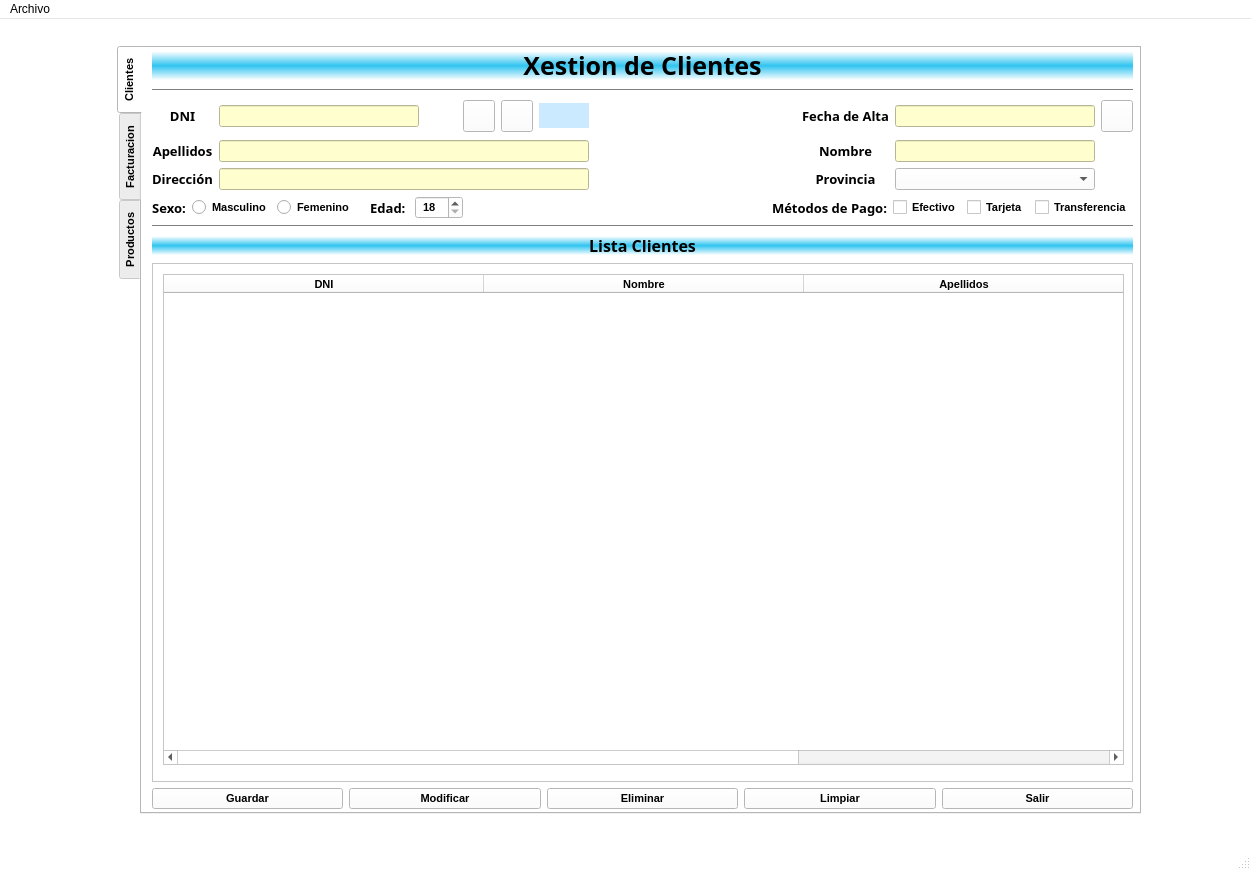
This is venPrincipal.ui in YukiTheThicc/BARREIROCHAPELA as Qt 5 draws it before an edit. The edited form follows.
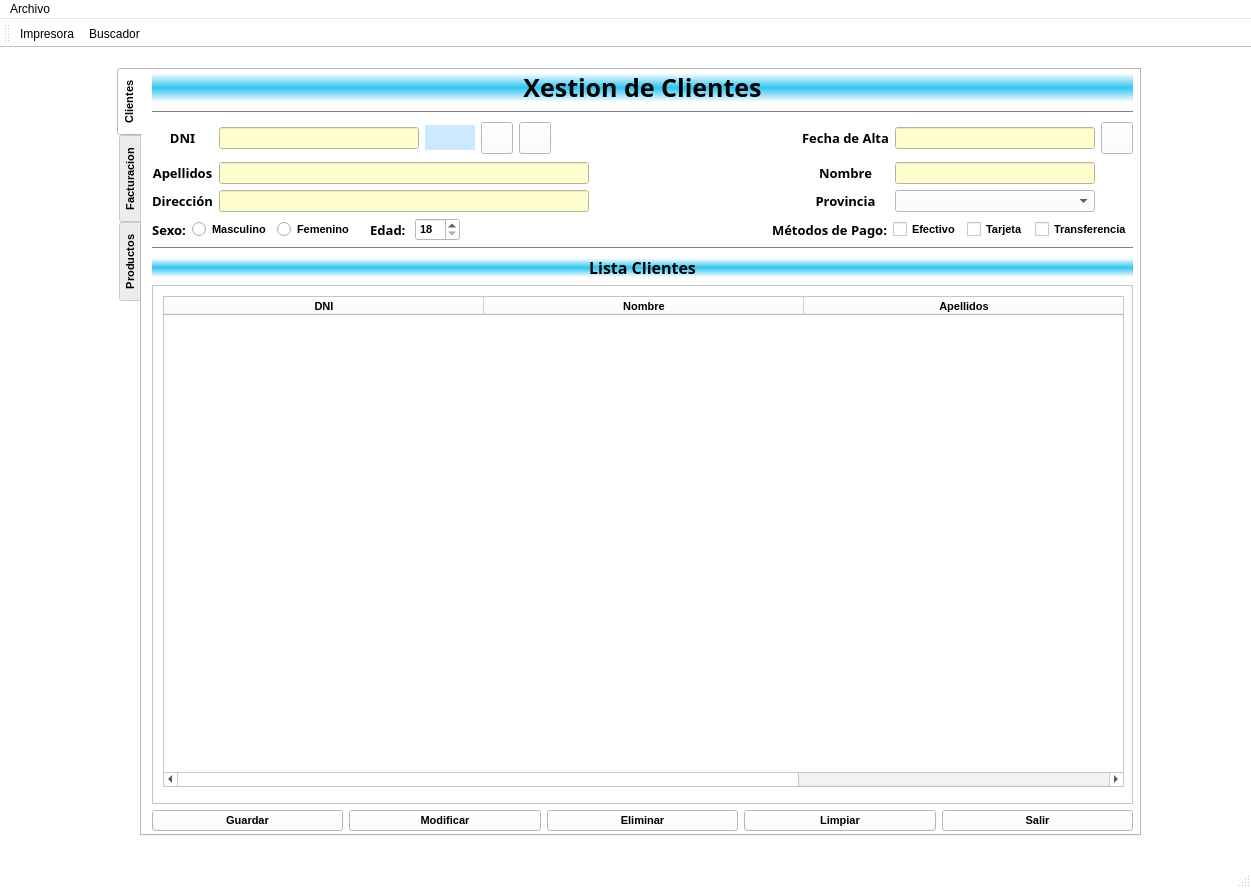
This is the edited form. Icons and pictures are not drawn.

```diff
--- a/venPrincipal.ui
+++ b/venPrincipal.ui
@@ -7,7 +7,7 @@
     <x>0</x>
     <y>0</y>
     <width>1251</width>
-    <height>870</height>
+    <height>888</height>
    </rect>
   </property>
   <property name="palette">
@@ -530,7 +530,136 @@
         <layout class="QGridLayout" name="grid_principal">
          <item row="1" column="0" colspan="2">
           <layout class="QGridLayout" name="grid_datos">
-           <item row="5" column="0" colspan="10">
+           <item row="3" column="0">
+            <widget class="QLabel" name="lbl_apel">
+             <property name="font">
+              <font>
+               <family>Yu Gothic UI Semibold</family>
+               <pointsize>10</pointsize>
+               <weight>75</weight>
+               <bold>true</bold>
+              </font>
+             </property>
+             <property name="text">
+              <string>Apellidos</string>
+             </property>
+             <property name="alignment">
+              <set>Qt::AlignCenter</set>
+             </property>
+            </widget>
+           </item>
+           <item row="1" column="3">
+            <widget class="QPushButton" name="btn_buscar">
+             <property name="sizePolicy">
+              <sizepolicy hsizetype="Minimum" vsizetype="Minimum">
+               <horstretch>0</horstretch>
+               <verstretch>0</verstretch>
+              </sizepolicy>
+             </property>
+             <property name="minimumSize">
+              <size>
+               <width>32</width>
+               <height>32</height>
+              </size>
+             </property>
+             <property name="maximumSize">
+              <size>
+               <width>32</width>
+               <height>32</height>
+              </size>
+             </property>
+             <property name="baseSize">
+              <size>
+               <width>32</width>
+               <height>32</height>
+              </size>
+             </property>
+             <property name="text">
+              <string/>
+             </property>
+             <property name="icon">
+              <iconset>
+               <normaloff>res/img/lupa.png</normaloff>res/img/lupa.png</iconset>
+             </property>
+             <property name="iconSize">
+              <size>
+               <width>24</width>
+               <height>24</height>
+              </size>
+             </property>
+            </widget>
+           </item>
+           <item row="0" column="0" colspan="15">
+            <widget class="Line" name="line_3">
+             <property name="orientation">
+              <enum>Qt::Horizontal</enum>
+             </property>
+            </widget>
+           </item>
+           <item row="1" column="1">
+            <widget class="QLineEdit" name="edit_dni">
+             <property name="styleSheet">
+              <string notr="true">background-color: rgb(255, 254, 207);</string>
+             </property>
+            </widget>
+           </item>
+           <item row="1" column="12">
+            <widget class="QLabel" name="lbl_fechaalta">
+             <property name="font">
+              <font>
+               <family>Yu Gothic UI Semibold</family>
+               <pointsize>10</pointsize>
+               <weight>75</weight>
+               <bold>true</bold>
+              </font>
+             </property>
+             <property name="text">
+              <string>Fecha de Alta</string>
+             </property>
+             <property name="alignment">
+              <set>Qt::AlignCenter</set>
+             </property>
+            </widget>
+           </item>
+           <item row="1" column="0">
+            <widget class="QLabel" name="lbl_dni">
+             <property name="font">
+              <font>
+               <family>Yu Gothic UI Semibold</family>
+               <pointsize>10</pointsize>
+               <weight>75</weight>
+               <bold>true</bold>
+              </font>
+             </property>
+             <property name="text">
+              <string>DNI</string>
+             </property>
+             <property name="alignment">
+              <set>Qt::AlignCenter</set>
+             </property>
+            </widget>
+           </item>
+           <item row="3" column="13">
+            <widget class="QLineEdit" name="edit_nombre">
+             <property name="styleSheet">
+              <string notr="true">background-color: rgb(255, 254, 207);</string>
+             </property>
+            </widget>
+           </item>
+           <item row="4" column="11">
+            <spacer name="horizontalSpacer_2">
+             <property name="orientation">
+              <enum>Qt::Horizontal</enum>
+             </property>
+             <property name="sizeHint" stdset="0">
+              <size>
+               <width>40</width>
+               <height>20</height>
+              </size>
+             </property>
+            </spacer>
+           </item>
+           <item row="5" column="0" colspan="15">
             <layout class="QGridLayout" name="grid_chk_rbt">
              <item row="0" column="2">
               <widget class="QRadioButton" name="rbt_mas">
@@ -630,7 +759,7 @@
                 <string/>
                </property>
                <property name="prefix">
-                <string> </string>
+                <string/>
                </property>
                <property name="minimum">
                 <number>18</number>
@@ -689,86 +818,14 @@
              </item>
             </layout>
            </item>
-           <item row="1" column="5">
-            <widget class="QLabel" name="lbl_codigo">
-             <property name="sizePolicy">
-              <sizepolicy hsizetype="Minimum" vsizetype="Minimum">
-               <horstretch>0</horstretch>
-               <verstretch>0</verstretch>
-              </sizepolicy>
-             </property>
-             <property name="minimumSize">
-              <size>
-               <width>50</width>
-               <height>25</height>
-              </size>
-             </property>
-             <property name="maximumSize">
-              <size>
-               <width>50</width>
-               <height>25</height>
-              </size>
-             </property>
-             <property name="autoFillBackground">
-              <bool>false</bool>
-             </property>
-             <property name="styleSheet">
-              <string notr="true">background-color: rgb(203, 233, 255);</string>
-             </property>
-             <property name="text">
-              <string/>
-             </property>
-            </widget>
-           </item>
-           <item row="4" column="1" colspan="5">
+           <item row="4" column="1" colspan="10">
             <widget class="QLineEdit" name="edit_dir">
              <property name="styleSheet">
               <string notr="true">background-color: rgb(255, 254, 207);</string>
              </property>
             </widget>
            </item>
-           <item row="1" column="3">
-            <widget class="QPushButton" name="btn_buscar">
-             <property name="sizePolicy">
-              <sizepolicy hsizetype="Minimum" vsizetype="Minimum">
-               <horstretch>0</horstretch>
-               <verstretch>0</verstretch>
-              </sizepolicy>
-             </property>
-             <property name="minimumSize">
-              <size>
-               <width>32</width>
-               <height>32</height>
-              </size>
-             </property>
-             <property name="maximumSize">
-              <size>
-               <width>32</width>
-               <height>32</height>
-              </size>
-             </property>
-             <property name="baseSize">
-              <size>
-               <width>32</width>
-               <height>32</height>
-              </size>
-             </property>
-             <property name="text">
-              <string/>
-             </property>
-             <property name="icon">
-              <iconset>
-               <normaloff>../ProyUnoMio/img/lupa.png</normaloff>../ProyUnoMio/img/lupa.png</iconset>
-             </property>
-             <property name="iconSize">
-              <size>
-               <width>24</width>
-               <height>24</height>
-              </size>
-             </property>
-            </widget>
-           </item>
-           <item row="3" column="6">
+           <item row="3" column="11">
             <spacer name="horizontalSpacer_6">
              <property name="orientation">
               <enum>Qt::Horizontal</enum>
@@ -781,20 +838,7 @@
              </property>
             </spacer>
            </item>
-           <item row="4" column="6">
-            <spacer name="horizontalSpacer_2">
-             <property name="orientation">
-              <enum>Qt::Horizontal</enum>
-             </property>
-             <property name="sizeHint" stdset="0">
-              <size>
-               <width>40</width>
-               <height>20</height>
-              </size>
-             </property>
-            </spacer>
-           </item>
-           <item row="1" column="6">
+           <item row="1" column="11">
             <spacer name="horizontalSpacer_4">
              <property name="orientation">
               <enum>Qt::Horizontal</enum>
@@ -807,18 +851,8 @@
              </property>
             </spacer>
            </item>
-           <item row="1" column="1">
-            <widget class="QLineEdit" name="edit_dni">
-             <property name="styleSheet">
-              <string notr="true">background-color: rgb(255, 254, 207);</string>
-             </property>
-            </widget>
-           </item>
-           <item row="1" column="4">
-            <widget class="QPushButton" name="btn_recargar">
-             <property name="enabled">
-              <bool>true</bool>
-             </property>
+           <item row="1" column="14">
+            <widget class="QPushButton" name="btn_calendar">
              <property name="sizePolicy">
               <sizepolicy hsizetype="Minimum" vsizetype="Minimum">
                <horstretch>0</horstretch>
@@ -852,81 +886,23 @@
              </property>
              <property name="iconSize">
               <size>
-               <width>32</width>
-               <height>32</height>
+               <width>24</width>
+               <height>24</height>
               </size>
              </property>
             </widget>
            </item>
-           <item row="0" column="0" colspan="10">
-            <widget class="Line" name="line_3">
-             <property name="orientation">
-              <enum>Qt::Horizontal</enum>
-             </property>
-            </widget>
-           </item>
-           <item row="1" column="0">
-            <widget class="QLabel" name="lbl_dni">
-             <property name="font">
-              <font>
-               <family>Yu Gothic UI Semibold</family>
-               <pointsize>10</pointsize>
-               <weight>75</weight>
-               <bold>true</bold>
-              </font>
-             </property>
-             <property name="text">
-              <string>DNI</string>
-             </property>
-             <property name="alignment">
-              <set>Qt::AlignCenter</set>
-             </property>
-            </widget>
-           </item>
-           <item row="1" column="7">
-            <widget class="QLabel" name="lbl_fechaalta">
-             <property name="font">
-              <font>
-               <family>Yu Gothic UI Semibold</family>
-               <pointsize>10</pointsize>
-               <weight>75</weight>
-               <bold>true</bold>
-              </font>
-             </property>
-             <property name="text">
-              <string>Fecha de Alta</string>
-             </property>
-             <property name="alignment">
-              <set>Qt::AlignCenter</set>
-             </property>
-            </widget>
-           </item>
-           <item row="3" column="7">
-            <widget class="QLabel" name="lbl_nombre">
-             <property name="font">
-              <font>
-               <family>Yu Gothic UI Semibold</family>
-               <pointsize>10</pointsize>
-               <weight>75</weight>
-               <bold>true</bold>
-              </font>
-             </property>
-             <property name="text">
-              <string>Nombre</string>
-             </property>
-             <property name="alignment">
-              <set>Qt::AlignCenter</set>
-             </property>
-            </widget>
-           </item>
-           <item row="3" column="8">
-            <widget class="QLineEdit" name="edit_nombre">
+           <item row="1" column="13">
+            <widget class="QLineEdit" name="edit_fechaalta">
              <property name="styleSheet">
               <string notr="true">background-color: rgb(255, 254, 207);</string>
              </property>
             </widget>
            </item>
-           <item row="4" column="7">
+           <item row="4" column="13">
+            <widget class="QComboBox" name="cmb_prov"/>
+           </item>
+           <item row="4" column="12">
             <widget class="QLabel" name="lbl_prov">
              <property name="font">
               <font>
@@ -944,10 +920,7 @@
              </property>
             </widget>
            </item>
-           <item row="4" column="8">
-            <widget class="QComboBox" name="cmb_prov"/>
-           </item>
-           <item row="6" column="0" colspan="10">
+           <item row="6" column="0" colspan="15">
             <widget class="Line" name="line_4">
              <property name="orientation">
               <enum>Qt::Horizontal</enum>
@@ -972,22 +945,15 @@
              </property>
             </widget>
            </item>
-           <item row="3" column="1" colspan="5">
+           <item row="3" column="1" colspan="10">
             <widget class="QLineEdit" name="edit_apel">
              <property name="styleSheet">
               <string notr="true">background-color: rgb(255, 254, 207);</string>
              </property>
             </widget>
            </item>
-           <item row="1" column="8">
-            <widget class="QLineEdit" name="edit_fechaalta">
-             <property name="styleSheet">
-              <string notr="true">background-color: rgb(255, 254, 207);</string>
-             </property>
-            </widget>
-           </item>
-           <item row="3" column="0">
-            <widget class="QLabel" name="lbl_apel">
+           <item row="3" column="12">
+            <widget class="QLabel" name="lbl_nombre">
              <property name="font">
               <font>
                <family>Yu Gothic UI Semibold</family>
@@ -997,55 +963,89 @@
               </font>
              </property>
              <property name="text">
-              <string>Apellidos</string>
+              <string>Nombre</string>
              </property>
              <property name="alignment">
               <set>Qt::AlignCenter</set>
              </property>
             </widget>
            </item>
-           <item row="1" column="9">
-            <widget class="QPushButton" name="btn_calendar">
-             <property name="sizePolicy">
-              <sizepolicy hsizetype="Minimum" vsizetype="Minimum">
-               <horstretch>0</horstretch>
-               <verstretch>0</verstretch>
-              </sizepolicy>
-             </property>
-             <property name="minimumSize">
-              <size>
-               <width>32</width>
-               <height>32</height>
-              </size>
-             </property>
-             <property name="maximumSize">
-              <size>
-               <width>32</width>
-               <height>32</height>
-              </size>
-             </property>
-             <property name="baseSize">
-              <size>
-               <width>32</width>
-               <height>32</height>
-              </size>
-             </property>
-             <property name="text">
-              <string/>
-             </property>
-             <property name="icon">
-              <iconset>
-               <normaloff>res/img/calendar.png</normaloff>res/img/calendar.png</iconset>
-             </property>
-             <property name="iconSize">
-              <size>
-               <width>24</width>
-               <height>24</height>
-              </size>
-             </property>
-            </widget>
-           </item>
            <item row="1" column="2">
+            <widget class="QLabel" name="lbl_codigo">
+             <property name="sizePolicy">
+              <sizepolicy hsizetype="Minimum" vsizetype="Minimum">
+               <horstretch>0</horstretch>
+               <verstretch>0</verstretch>
+              </sizepolicy>
+             </property>
+             <property name="minimumSize">
+              <size>
+               <width>50</width>
+               <height>25</height>
+              </size>
+             </property>
+             <property name="maximumSize">
+              <size>
+               <width>50</width>
+               <height>25</height>
+              </size>
+             </property>
+             <property name="autoFillBackground">
+              <bool>false</bool>
+             </property>
+             <property name="styleSheet">
+              <string notr="true">background-color: rgb(203, 233, 255);</string>
+             </property>
+             <property name="text">
+              <string/>
+             </property>
+            </widget>
+           </item>
+           <item row="1" column="4">
+            <widget class="QPushButton" name="btn_recargar">
+             <property name="enabled">
+              <bool>true</bool>
+             </property>
+             <property name="sizePolicy">
+              <sizepolicy hsizetype="Minimum" vsizetype="Minimum">
+               <horstretch>0</horstretch>
+               <verstretch>0</verstretch>
+              </sizepolicy>
+             </property>
+             <property name="minimumSize">
+              <size>
+               <width>32</width>
+               <height>32</height>
+              </size>
+             </property>
+             <property name="maximumSize">
+              <size>
+               <width>32</width>
+               <height>32</height>
+              </size>
+             </property>
+             <property name="baseSize">
+              <size>
+               <width>32</width>
+               <height>32</height>
+              </size>
+             </property>
+             <property name="text">
+              <string/>
+             </property>
+             <property name="icon">
+              <iconset>
+               <normaloff>res/img/reload.png</normaloff>res/img/reload.png</iconset>
+             </property>
+             <property name="iconSize">
+              <size>
+               <width>32</width>
+               <height>32</height>
+              </size>
+             </property>
+            </widget>
+           </item>
+           <item row="1" column="5" colspan="6">
             <widget class="QLabel" name="lbl_validar">
              <property name="sizePolicy">
               <sizepolicy hsizetype="Minimum" vsizetype="Minimum">
@@ -2370,11 +2370,48 @@
    <addaction name="menuArchivo"/>
   </widget>
   <widget class="QStatusBar" name="statusbar"/>
+  <widget class="QToolBar" name="toolBar">
+   <property name="windowTitle">
+    <string>toolBar</string>
+   </property>
+   <attribute name="toolBarArea">
+    <enum>TopToolBarArea</enum>
+   </attribute>
+   <attribute name="toolBarBreak">
+    <bool>false</bool>
+   </attribute>
+   <addaction name="actionImpresora"/>
+   <addaction name="actionBuscador"/>
+  </widget>
   <action name="actionSalir">
    <property name="text">
     <string>Salir</string>
    </property>
   </action>
+  <action name="actionImpresora">
+   <property name="icon">
+    <iconset resource="res/toolbar_impresora.qrc">
+     <normaloff>:/icono/img/impresora.png</normaloff>:/icono/img/impresora.png</iconset>
+   </property>
+   <property name="text">
+    <string>Impresora</string>
+   </property>
+   <property name="toolTip">
+    <string>Impresora</string>
+   </property>
+  </action>
+  <action name="actionBuscador">
+   <property name="icon">
+    <iconset resource="res/toolbar_buscador.qrc">
+     <normaloff>:/icono/img/carpeta.png</normaloff>:/icono/img/carpeta.png</iconset>
+   </property>
+   <property name="text">
+    <string>Buscador</string>
+   </property>
+   <property name="toolTip">
+    <string>Buscador</string>
+   </property>
+  </action>
  </widget>
  <resources/>
  <connections/>
```
Left out of the diff: 2221 changed lines with no effect on the pictures.
